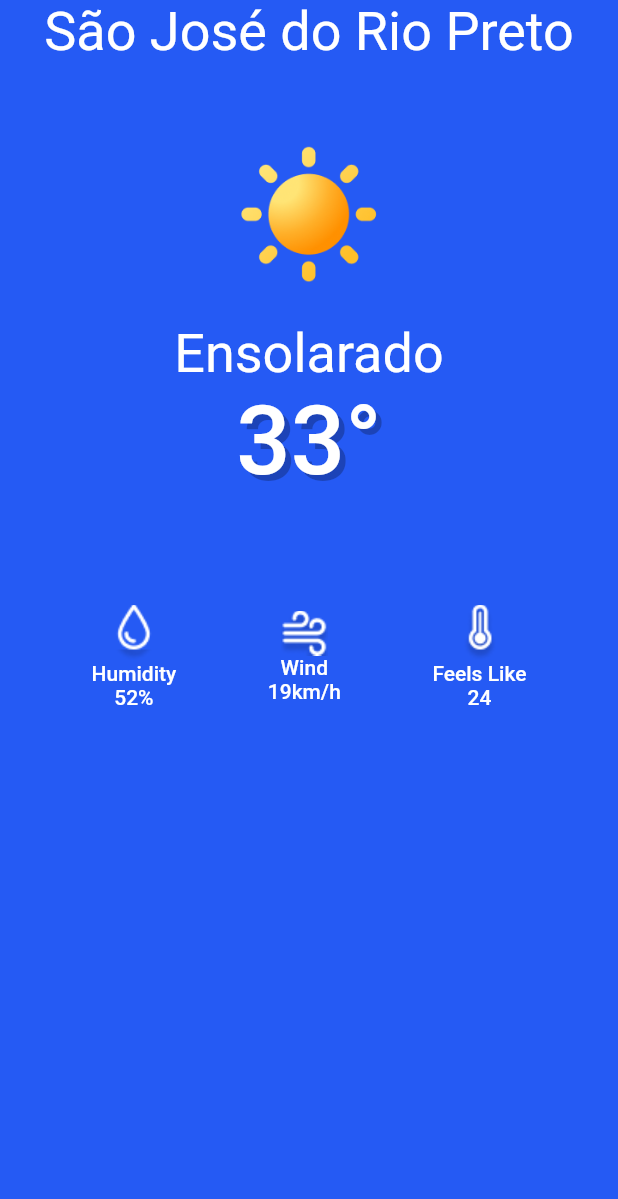
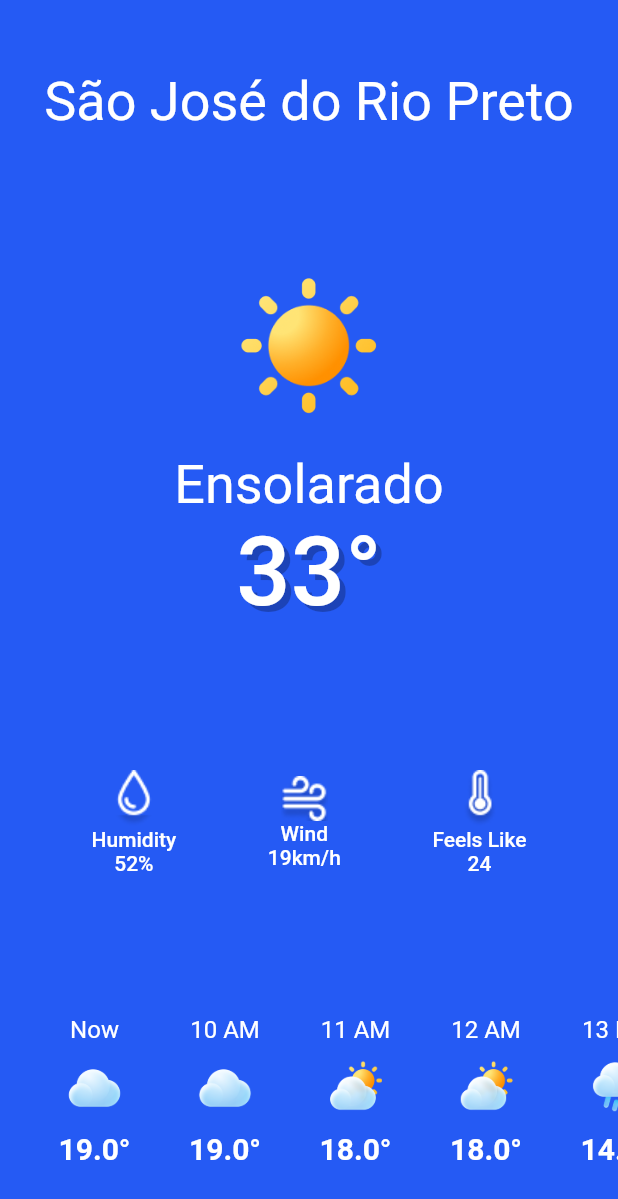
Before and after one commit to Christian-Velani/wheater_app, a Flutter app: the screen it shows after launch, on a phone screen of 412 x 824 dp. Shown: the top 1199 px of the screen. Run offline on Flutter 3.47's test engine with Material 2 defaults, Android fonts, the phone set to English and light mode, and no system bars.

Commit message:
Aplicativo final

```diff
--- a/lib/main.dart
+++ b/lib/main.dart
@@ -1,22 +1,11 @@
 // ignore_for_file: prefer_const_constructors, prefer_const_literals_to_create_immutables
 
 import 'package:flutter/material.dart';
+import 'style.dart';
 
 void main() {
   runApp(WheaterApp());
 }
-
-const titleStyle = TextStyle(fontSize: 36, color: Colors.white);
-
-const temperatureStyle = TextStyle(
-  fontSize: 64,
-  color: Colors.white,
-  fontWeight: FontWeight.w500,
-  shadows: [Shadow(color: Color.fromRGBO(0, 0, 0, 0.25), offset: Offset(4, 4))],
-);
-
-const iconStyle =
-    TextStyle(fontSize: 14, color: Colors.white, fontWeight: FontWeight.w500);
 
 class WheaterApp extends StatelessWidget {
   @override
@@ -26,18 +15,23 @@ class WheaterApp extends StatelessWidget {
         backgroundColor: Color(0xFF255AF4),
         body: SafeArea(
           child: Column(
+            mainAxisAlignment: MainAxisAlignment.spaceAround,
             children: [
               Text("São José do Rio Preto", style: titleStyle),
+              Column(
+                children: [
                   Container(
                     child: Image.asset('images/01_sunny_color.png'),
                     width: 96,
                     height: 96,
-                margin: EdgeInsets.fromLTRB(0, 53, 0, 24),
+                    margin: EdgeInsets.fromLTRB(0, 0, 0, 24),
                   ),
                   Text("Ensolarado", style: titleStyle),
                   Text("33°", style: temperatureStyle),
+                ],
+              ),
               Container(
-                margin: EdgeInsets.only(top: 71),
+                // margin: EdgeInsets.only(top: 71),
                 child: Row(
                   mainAxisAlignment: MainAxisAlignment.spaceEvenly,
                   children: [
@@ -65,6 +59,27 @@ class WheaterApp extends StatelessWidget {
                   ],
                 ),
               ),
+              Container(
+                height: 100,
+                // margin: EdgeInsets.only(top: 80),
+                child: Expanded(
+                  child: ListView(
+                    scrollDirection: Axis.horizontal,
+                    children: [
+                      ForecastDay("Now", "nublado", 19),
+                      ForecastDay("10 AM", "nublado", 19),
+                      ForecastDay("11 AM", "sol_nublado", 18),
+                      ForecastDay("12 AM", "sol_nublado", 18),
+                      ForecastDay("13 PM", "chuva", 14),
+                      ForecastDay("14 PM", "nublado", 19),
+                      ForecastDay("15 PM", "nublado", 19),
+                      ForecastDay("16 PM", "nublado", 19),
+                      ForecastDay("17 PM", "nublado", 19),
+                      ForecastDay("18 PM", "nublado", 19),
+                    ],
+                  ),
+                ),
+              ),
             ],
           ),
         ),
@@ -72,3 +87,27 @@ class WheaterApp extends StatelessWidget {
     );
   }
 }
+
+class ForecastDay extends StatelessWidget {
+  String hour;
+  String image;
+  double temperature;
+
+  ForecastDay(this.hour, this.image, this.temperature);
+
+  @override
+  Widget build(BuildContext context) {
+    return Container(
+      margin: EdgeInsets.only(left: 39),
+      height: 100,
+      child: Column(
+        mainAxisAlignment: MainAxisAlignment.spaceBetween,
+        children: [
+          Text(hour, style: hourStyle),
+          Image.asset('images/$image.png', width: 36, height: 36),
+          Text("$temperature°", style: hourTemperatureStyle)
+        ],
+      ),
+    );
+  }
+}
--- /dev/null
+++ b/lib/style.dart
@@ -0,0 +1,36 @@
+import 'package:flutter/material.dart';
+
+const titleStyle = TextStyle(
+  fontSize: 36,
+  color: Colors.white,
+);
+
+const temperatureStyle = TextStyle(
+  fontSize: 64,
+  color: Colors.white,
+  fontWeight: FontWeight.w500,
+  shadows: [
+    Shadow(
+      color: Color.fromRGBO(0, 0, 0, 0.25),
+      offset: Offset(4, 4),
+    ),
+  ],
+);
+
+const iconStyle = TextStyle(
+  fontSize: 14,
+  color: Colors.white,
+  fontWeight: FontWeight.w500,
+);
+
+const hourStyle = TextStyle(
+  fontSize: 16,
+  color: Colors.white,
+  fontWeight: FontWeight.w400,
+);
+
+const hourTemperatureStyle = TextStyle(
+  fontSize: 20,
+  color: Colors.white,
+  fontWeight: FontWeight.w600,
+);
--- a/pubspec.yaml
+++ b/pubspec.yaml
@@ -60,10 +60,7 @@ flutter:
 
   # To add assets to your application, add an assets section, like this:
   assets:
-    - images/01_sunny_color.png
-    - images/humidity.png
-    - images/wind.png
-    - images/feels_like.png
+    - images/
 
 
   # An image asset can refer to one or more resolution-specific "variants", see
```
Also changed, not shown: images/chuva.png (added), images/nublado.png (added), images/sol_nublado.png (added), images/sol_parcialmente_nublado.png (added). Lines whose indentation alone changed are shown as unchanged.
